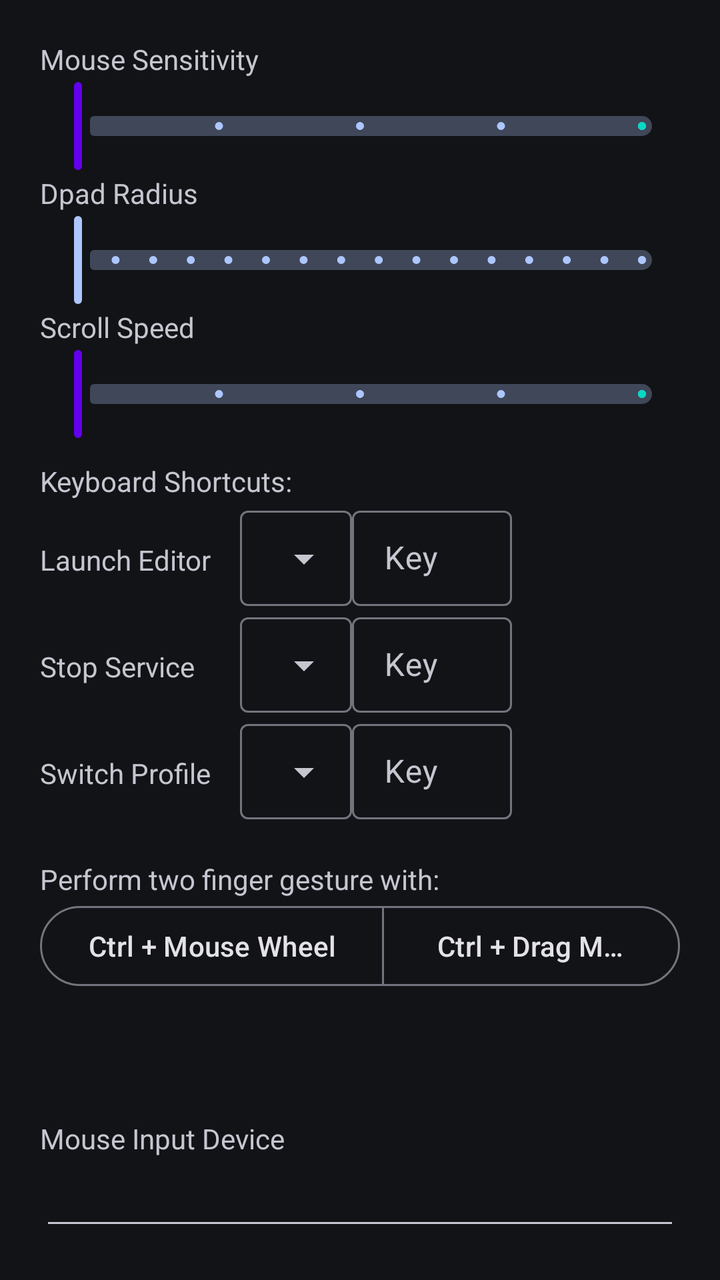
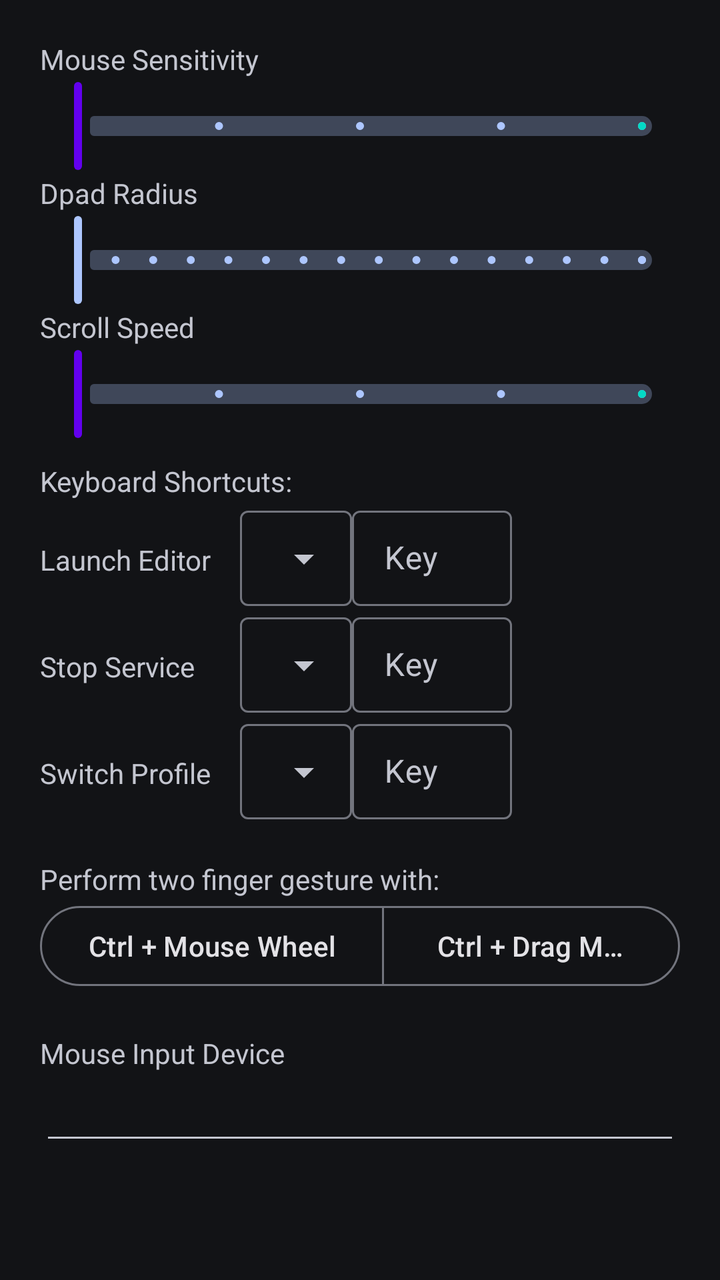

Compare the two renders of this Android layout. The source of the first and the diff that turns it into the second are given below.
<!-- AndroidManifest.xml: application theme Theme.XtMapper -->
<!-- res/layout/fragment_settings_dialog.xml -->
<?xml version="1.0" encoding="utf-8"?>
<LinearLayout xmlns:android="http://schemas.android.com/apk/res/android"
    xmlns:app="http://schemas.android.com/apk/res-auto"
    xmlns:tools="http://schemas.android.com/tools"
    android:layout_width="wrap_content"
    android:layout_height="wrap_content"
    android:orientation="vertical"
    android:theme="@style/Theme.Material3.DynamicColors.Dark"
    android:padding="20dp">
    <TextView
        android:layout_width="wrap_content"
        android:layout_height="wrap_content"
        android:text="@string/mouse_sensitivity"/>

    <com.google.android.material.slider.Slider
        android:id="@+id/slider_mouse"
        android:layout_width="wrap_content"
        android:layout_height="wrap_content"
        android:stepSize="1"
        android:valueFrom="1"
        android:valueTo="5"
        app:haloColor="@color/purple_700"
        app:thumbColor="@color/purple_500"
        app:trackColorActive="@color/teal_200"
        app:trackHeight="10dp"
        tools:value="2" />

    <TextView
        android:layout_width="wrap_content"
        android:layout_height="wrap_content"
        android:text="@string/dpad_radius"/>

    <com.google.android.material.slider.Slider
        android:id="@+id/slider_dpad"
        android:layout_width="wrap_content"
        android:layout_height="wrap_content"
        android:stepSize="0.1"
        android:valueFrom="0.5"
        android:valueTo="2.0"
        app:trackHeight="10dp"
        tools:value="1.0" />

    <TextView
        android:layout_width="wrap_content"
        android:layout_height="wrap_content"
        android:text="@string/scroll_speed"/>

    <com.google.android.material.slider.Slider
        android:id="@+id/slider_scroll_speed"
        android:layout_width="wrap_content"
        android:layout_height="wrap_content"
        android:stepSize="1"
        android:valueFrom="1"
        android:valueTo="5"
        app:haloColor="@color/purple_700"
        app:thumbColor="@color/purple_500"
        app:trackColorActive="@color/teal_200"
        app:trackHeight="10dp"
        tools:value="2" />

    <TextView
        android:layout_marginTop="10dp"
        android:layout_width="match_parent"
        android:layout_height="wrap_content"
        android:text="@string/keyboard_shortcuts" />

    <LinearLayout
        android:layout_width="match_parent"
        android:layout_height="wrap_content"
        android:orientation="horizontal">

        <TextView
            android:layout_width="90dp"
            android:layout_height="wrap_content"
            android:layout_marginRight="10dp"
            android:text="@string/launch_editor"
            android:labelFor="@id/launch_editor_modifier"/>

        <com.google.android.material.textfield.TextInputLayout
            style="@style/Widget.Material3.TextInputLayout.OutlinedBox.Dense.ExposedDropdownMenu"
            android:layout_width="wrap_content"
            android:layout_height="wrap_content">

            <AutoCompleteTextView
                android:id="@+id/launch_editor_modifier"
                android:layout_width="match_parent"
                android:layout_height="wrap_content"
                android:inputType="none" />

        </com.google.android.material.textfield.TextInputLayout>

        <com.google.android.material.textfield.TextInputLayout
            android:layout_width="80dp"
            android:layout_height="wrap_content"
            style="@style/Widget.Material3.TextInputLayout.OutlinedBox.Dense"
            android:hint="@string/key">
            <com.google.android.material.textfield.TextInputEditText
                android:layout_width="match_parent"
                android:layout_height="wrap_content"
                android:id="@+id/launch_editor"
                android:inputType="none" />

        </com.google.android.material.textfield.TextInputLayout>

    </LinearLayout>

    <LinearLayout
        android:layout_width="match_parent"
        android:layout_height="wrap_content"
        android:orientation="horizontal">

        <TextView
            android:layout_width="90dp"
            android:layout_height="wrap_content"
            android:text="@string/stop_service"
            android:layout_marginRight="10dp"
            android:labelFor="@id/stop_service_modifier"/>


        <com.google.android.material.textfield.TextInputLayout
            style="@style/Widget.Material3.TextInputLayout.OutlinedBox.Dense.ExposedDropdownMenu"
            android:layout_width="wrap_content"
            android:layout_height="wrap_content">

            <AutoCompleteTextView
                android:id="@+id/stop_service_modifier"
                android:layout_width="match_parent"
                android:layout_height="wrap_content"
                android:inputType="none" />

        </com.google.android.material.textfield.TextInputLayout>

        <com.google.android.material.textfield.TextInputLayout
            android:layout_width="80dp"
            android:layout_height="wrap_content"
            style="@style/Widget.Material3.TextInputLayout.OutlinedBox.Dense"
            android:hint="@string/key">
            <com.google.android.material.textfield.TextInputEditText
                android:layout_width="match_parent"
                android:layout_height="wrap_content"
                android:id="@+id/stop_service"
                android:inputType="none" />
        </com.google.android.material.textfield.TextInputLayout>
    </LinearLayout>

    <LinearLayout
        android:layout_width="match_parent"
        android:layout_height="wrap_content"
        android:orientation="horizontal">

        <TextView
            android:layout_width="90dp"
            android:layout_height="wrap_content"
            android:text="@string/switch_profile"
            android:layout_marginRight="10dp"/>


        <com.google.android.material.textfield.TextInputLayout
            style="@style/Widget.Material3.TextInputLayout.OutlinedBox.Dense.ExposedDropdownMenu"
            android:layout_width="wrap_content"
            android:layout_height="wrap_content">

            <AutoCompleteTextView
                android:id="@+id/switch_profile_modifier"
                android:layout_width="match_parent"
                android:layout_height="wrap_content"
                android:inputType="none" />

        </com.google.android.material.textfield.TextInputLayout>

        <com.google.android.material.textfield.TextInputLayout
            android:layout_width="80dp"
            android:layout_height="wrap_content"
            style="@style/Widget.Material3.TextInputLayout.OutlinedBox.Dense"
            android:hint="@string/key">
            <com.google.android.material.textfield.TextInputEditText
                android:layout_width="match_parent"
                android:layout_height="wrap_content"
                android:id="@+id/switch_profile"
                android:inputType="none" />
        </com.google.android.material.textfield.TextInputLayout>
    </LinearLayout>

    <com.google.android.material.textview.MaterialTextView
        android:layout_width="match_parent"
        android:layout_height="wrap_content"
        android:layout_marginTop="20dp"
        android:text="@string/pinch_to_zoom_gesture_info" />

    <com.google.android.material.button.MaterialButtonToggleGroup
        android:layout_width="wrap_content"
        android:layout_height="0dp"
        android:layout_weight="1">
        <com.google.android.material.button.MaterialButton
            style="?attr/materialButtonOutlinedStyle"
            android:layout_width="wrap_content"
            android:layout_height="wrap_content"
            android:id="@+id/mouse_wheel_toggle"
            android:text="@string/mouse_wheel"/>
        <com.google.android.material.button.MaterialButton
            style="?attr/materialButtonOutlinedStyle"
            android:layout_width="wrap_content"
            android:layout_height="wrap_content"
            android:id="@+id/mouse_drag_toggle"
            android:text="@string/drag_mouse"/>
    </com.google.android.material.button.MaterialButtonToggleGroup>

    <TextView
        android:layout_width="wrap_content"
        android:layout_height="wrap_content"
        android:text="@string/mouse_input_device"
        android:labelFor="@id/input_device"
        android:layout_marginTop="20dp"/>

    <EditText
        android:layout_width="match_parent"
        android:layout_height="wrap_content"
        android:inputType="textNoSuggestions"
        android:id="@+id/input_device"
        android:importantForAutofill="no" />
</LinearLayout>
<!-- resources referenced by this layout -->
<resources>
  <color name="purple_500">#FF6200EE</color>
  <color name="purple_700">#FF3700B3</color>
  <color name="teal_200">#FF03DAC5</color>
  <string name="dpad_radius">Dpad Radius</string>
  <string name="drag_mouse">Ctrl + Drag Mouse</string>
  <string name="key">Key</string>
  <string name="keyboard_shortcuts">Keyboard Shortcuts:</string>
  <string name="launch_editor">Launch Editor</string>
  <string name="mouse_input_device">Mouse Input Device</string>
  <string name="mouse_sensitivity">Mouse Sensitivity</string>
  <string name="mouse_wheel">Ctrl + Mouse Wheel</string>
  <string name="pinch_to_zoom_gesture_info">Perform two finger gesture with:</string>
  <string name="scroll_speed">Scroll Speed</string>
  <string name="stop_service">Stop Service</string>
  <string name="switch_profile">Switch Profile</string>
  <style name="Theme.XtMapper" parent="Theme.Material3.DynamicColors.Dark">
          
          <item name="colorPrimary">@color/grey</item>
          <item name="colorPrimaryVariant">@color/purple_500</item>
          <item name="colorOnPrimary">@color/white</item>
          
          <item name="colorSecondary">@color/teal_200</item>
          <item name="colorSecondaryVariant">@color/teal_700</item>
          <item name="colorOnSecondary">@color/black</item>
          
          <item name="android:statusBarColor">?attr/colorPrimaryVariant</item>
          
      </style>
  <color name="grey">#303030</color>
  <color name="white">#FFFFFFFF</color>
  <color name="teal_700">#FF018786</color>
  <color name="black">#FF000000</color>
</resources>

<!-- the commit's change to res/layout/fragment_settings_dialog.xml (unified diff, before → after) -->
@@ -2,8 +2,8 @@
 <LinearLayout xmlns:android="http://schemas.android.com/apk/res/android"
     xmlns:app="http://schemas.android.com/apk/res-auto"
     xmlns:tools="http://schemas.android.com/tools"
-    android:layout_width="wrap_content"
-    android:layout_height="wrap_content"
+    android:layout_width="match_parent"
+    android:layout_height="match_parent"
     android:orientation="vertical"
     android:theme="@style/Theme.Material3.DynamicColors.Dark"
     android:padding="20dp">
@@ -189,8 +189,7 @@
 
     <com.google.android.material.button.MaterialButtonToggleGroup
         android:layout_width="wrap_content"
-        android:layout_height="0dp"
-        android:layout_weight="1">
+        android:layout_height="wrap_content">
         <com.google.android.material.button.MaterialButton
             style="?attr/materialButtonOutlinedStyle"
             android:layout_width="wrap_content"
